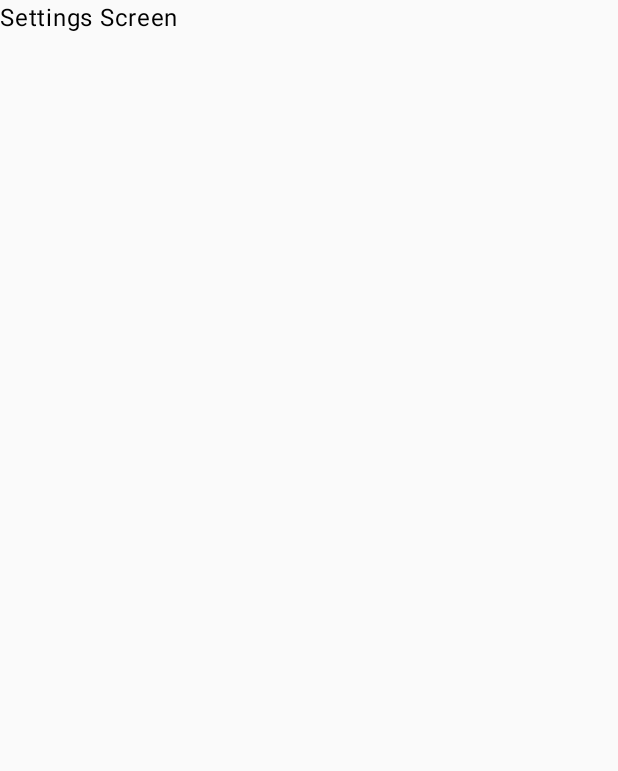
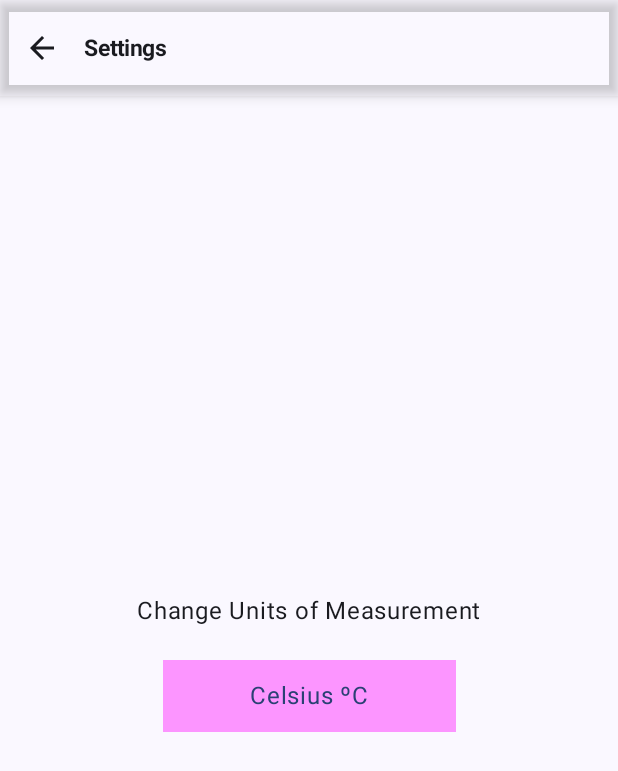
Before and after one commit to MeteorBlitz/jetWeatherForecast, an Android app built with Jetpack Compose: the SettingsScreen screen opened through its navigation route, on a phone screen of 412 x 824 dp. Before the commit the part shown is almost empty. Shown: the top 771 px of the screen. Run offline under Robolectric (Android 15) with nearby library versions, the phone set to English and light mode, and no system bars; our stand-ins replace Dagger/Hilt's generated code, Room's generated code.

Commit message:
Setting Screen UI

```diff
--- a/app/src/main/java/com/example/jetweatherforecast/screens/settings/SettingsScreen.kt
+++ b/app/src/main/java/com/example/jetweatherforecast/screens/settings/SettingsScreen.kt
@@ -1,10 +1,68 @@
 package com.example.jetweatherforecast.screens.settings
 
+import androidx.compose.foundation.background
+import androidx.compose.foundation.layout.Arrangement
+import androidx.compose.foundation.layout.Column
+import androidx.compose.foundation.layout.fillMaxSize
+import androidx.compose.foundation.layout.fillMaxWidth
+import androidx.compose.foundation.layout.padding
+import androidx.compose.material.icons.Icons
+import androidx.compose.material.icons.automirrored.filled.ArrowBack
+import androidx.compose.material3.IconToggleButton
+import androidx.compose.material3.Scaffold
+import androidx.compose.material3.Surface
 import androidx.compose.material3.Text
 import androidx.compose.runtime.Composable
+import androidx.compose.runtime.mutableStateOf
+import androidx.compose.runtime.remember
+import androidx.compose.ui.Alignment
+import androidx.compose.ui.Modifier
+import androidx.compose.ui.draw.clip
+import androidx.compose.ui.graphics.Color
+import androidx.compose.ui.graphics.RectangleShape
+import androidx.compose.ui.unit.dp
+import androidx.hilt.navigation.compose.hiltViewModel
 import androidx.navigation.NavController
+import com.example.jetweatherforecast.widgets.WeatherAppBar
 
 @Composable
-fun SettingsScreen(navController: NavController){
-    Text(text = "Settings Screen")
+fun SettingsScreen(navController: NavController, settingsViewModel: SettingsViewModel = hiltViewModel()) {
+    val unitToggleState = remember { mutableStateOf(false) }
+    val measurementunits = listOf("Imperial (F), Metric (C)")
+    val choiceState = remember { mutableStateOf("") }
+    Scaffold(topBar = {
+        WeatherAppBar(
+            title = "Settings",
+            navController = navController,
+            icon = Icons.AutoMirrored.Filled.ArrowBack,
+            isMainScreen = false,
+            elevation = 5.dp
+        ) {
+            navController.popBackStack()
+        }
+    }) { innerPadding ->
+        Surface(
+            modifier = Modifier
+                .padding(innerPadding).fillMaxSize()
+        ) {
+            Column(verticalArrangement = Arrangement.Center,
+                horizontalAlignment = Alignment.CenterHorizontally) {
+                Text(text = "Change Units of Measurement",
+                    modifier = Modifier.padding(bottom = 15.dp))
+
+                IconToggleButton(checked = !unitToggleState.value ,onCheckedChange = {
+                    unitToggleState.value = !it
+                    choiceState.value = if (unitToggleState.value) "Imperial (F)" else "Metric (C)"
+                },
+                modifier = Modifier.fillMaxWidth(0.5f).padding(5.dp)
+                    .clip(shape = RectangleShape)
+                    .background(Color.Magenta.copy(alpha = 0.4f))) {
+
+                    Text(if (unitToggleState.value) "Fahrenheit ºF" else "Celsius ºC")
+                }
+
+            }
+
+        }
+    }
 }
```
